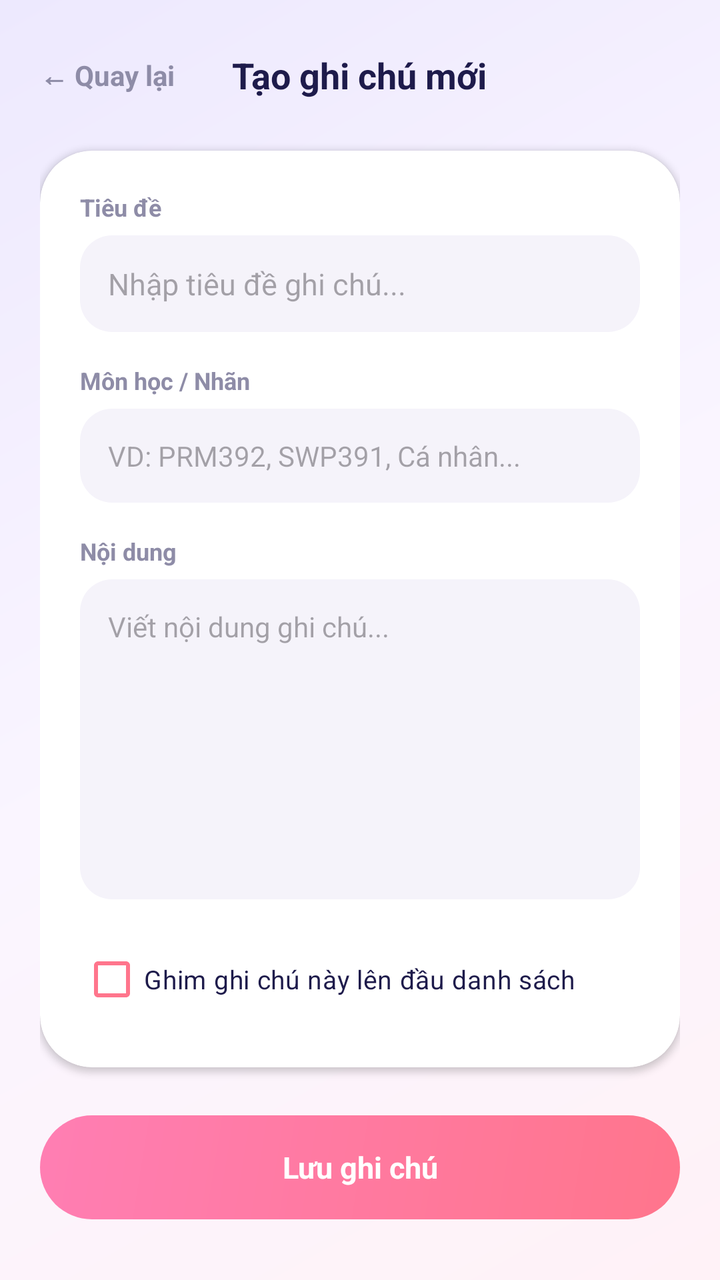
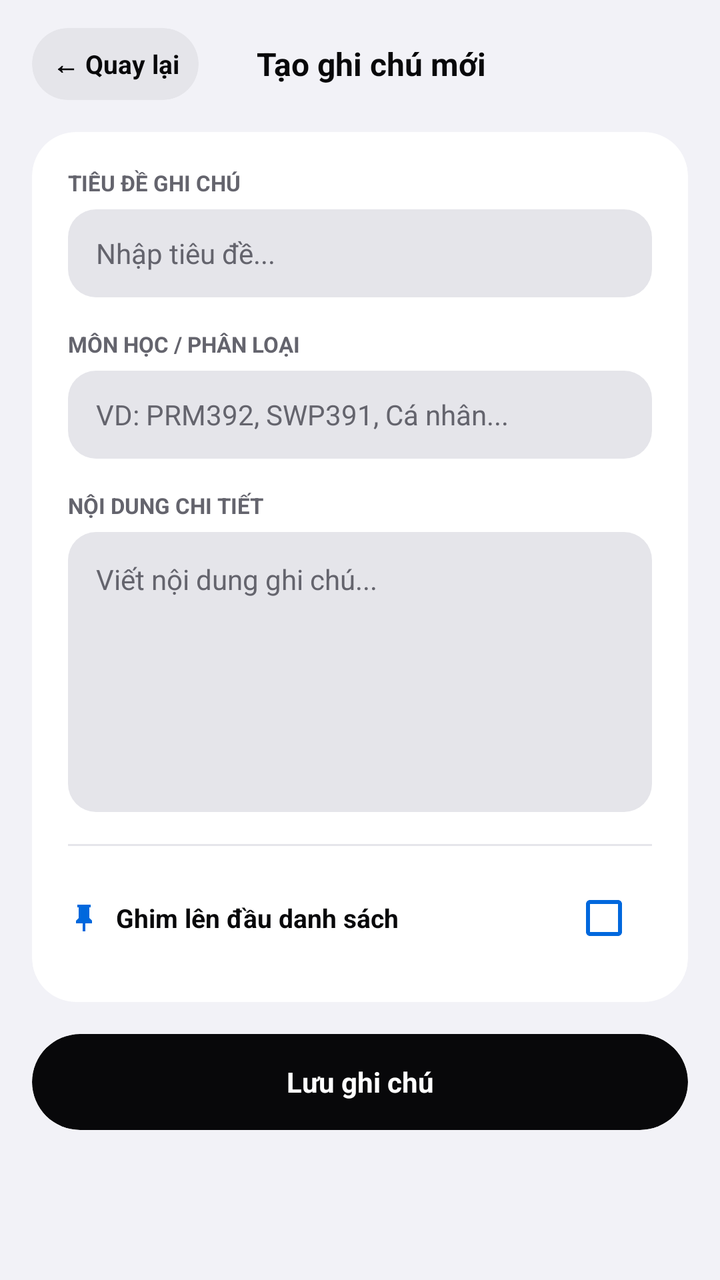

An Android layout rendered at two revisions. The XML below is the earlier revision; the diff shows what the commit changed to produce the second picture.
<!-- AndroidManifest.xml: activity theme Theme.PocketKit -->
<!-- res/layout/activity_note_editor.xml -->
<?xml version="1.0" encoding="utf-8"?>
<ScrollView xmlns:android="http://schemas.android.com/apk/res/android"
    xmlns:app="http://schemas.android.com/apk/res-auto"
    android:layout_width="match_parent"
    android:layout_height="match_parent"
    android:background="@drawable/bg_gradient_pastel"
    android:fillViewport="true">

    <LinearLayout
        android:layout_width="match_parent"
        android:layout_height="wrap_content"
        android:orientation="vertical"
        android:padding="20dp">

        <RelativeLayout
            android:layout_width="match_parent"
            android:layout_height="wrap_content"
            android:layout_marginBottom="20dp">

            <TextView
                android:id="@+id/btnBackEditor"
                android:layout_width="wrap_content"
                android:layout_height="wrap_content"
                android:layout_alignParentStart="true"
                android:layout_centerVertical="true"
                android:paddingVertical="8dp"
                android:paddingEnd="16dp"
                android:text="← Quay lại"
                android:textColor="@color/text_subtitle"
                android:textSize="14sp"
                android:textStyle="bold" />

            <TextView
                android:id="@+id/tvEditorHeader"
                android:layout_width="wrap_content"
                android:layout_height="wrap_content"
                android:layout_centerInParent="true"
                android:text="Tạo ghi chú mới"
                android:textColor="@color/text_title"
                android:textSize="18sp"
                android:textStyle="bold" />
        </RelativeLayout>

        <com.google.android.material.card.MaterialCardView
            android:layout_width="match_parent"
            android:layout_height="wrap_content"
            app:cardBackgroundColor="@color/card_bg"
            app:cardCornerRadius="26dp"
            app:cardElevation="2dp"
            app:strokeWidth="0dp">

            <LinearLayout
                android:layout_width="match_parent"
                android:layout_height="wrap_content"
                android:orientation="vertical"
                android:padding="20dp">

                <TextView
                    android:layout_width="wrap_content"
                    android:layout_height="wrap_content"
                    android:text="Tiêu đề"
                    android:textColor="@color/text_subtitle"
                    android:textSize="12sp"
                    android:textStyle="bold" />

                <EditText
                    android:id="@+id/edtNoteTitle"
                    android:layout_width="match_parent"
                    android:layout_height="wrap_content"
                    android:layout_marginTop="6dp"
                    android:layout_marginBottom="16dp"
                    android:background="@drawable/shape_squircle"
                    android:backgroundTint="@color/divider_color"
                    android:hint="Nhập tiêu đề ghi chú..."
                    android:inputType="textCapSentences"
                    android:padding="14dp"
                    android:textColor="@color/text_title"
                    android:textSize="15sp" />

                <TextView
                    android:layout_width="wrap_content"
                    android:layout_height="wrap_content"
                    android:text="Môn học / Nhãn"
                    android:textColor="@color/text_subtitle"
                    android:textSize="12sp"
                    android:textStyle="bold" />

                <EditText
                    android:id="@+id/edtNoteSubject"
                    android:layout_width="match_parent"
                    android:layout_height="wrap_content"
                    android:layout_marginTop="6dp"
                    android:layout_marginBottom="16dp"
                    android:background="@drawable/shape_squircle"
                    android:backgroundTint="@color/divider_color"
                    android:hint="VD: PRM392, SWP391, Cá nhân..."
                    android:inputType="textCapCharacters"
                    android:padding="14dp"
                    android:textColor="@color/text_title"
                    android:textSize="14sp" />

                <TextView
                    android:layout_width="wrap_content"
                    android:layout_height="wrap_content"
                    android:text="Nội dung"
                    android:textColor="@color/text_subtitle"
                    android:textSize="12sp"
                    android:textStyle="bold" />

                <EditText
                    android:id="@+id/edtNoteContent"
                    android:layout_width="match_parent"
                    android:layout_height="160dp"
                    android:layout_marginTop="6dp"
                    android:layout_marginBottom="16dp"
                    android:background="@drawable/shape_squircle"
                    android:backgroundTint="@color/divider_color"
                    android:gravity="top|start"
                    android:hint="Viết nội dung ghi chú..."
                    android:inputType="textMultiLine|textCapSentences"
                    android:padding="14dp"
                    android:textColor="@color/text_title"
                    android:textSize="14sp" />

                <CheckBox
                    android:id="@+id/cbPinNote"
                    android:layout_width="match_parent"
                    android:layout_height="wrap_content"
                    android:buttonTint="@color/coral_accent"
                    android:text="Ghim ghi chú này lên đầu danh sách"
                    android:textColor="@color/text_title"
                    android:textSize="13sp" />

            </LinearLayout>
        </com.google.android.material.card.MaterialCardView>

        <TextView
            android:id="@+id/btnSaveNote"
            android:layout_width="match_parent"
            android:layout_height="52dp"
            android:layout_marginTop="24dp"
            android:background="@drawable/shape_gradient_coral"
            android:gravity="center"
            android:text="Lưu ghi chú"
            android:textColor="@color/white"
            android:textSize="15sp"
            android:textStyle="bold" />

        <TextView
            android:id="@+id/btnDeleteNote"
            android:layout_width="match_parent"
            android:layout_height="48dp"
            android:layout_marginTop="12dp"
            android:gravity="center"
            android:text="Xóa ghi chú này"
            android:textColor="@color/squircle_coral_icon"
            android:textSize="14sp"
            android:textStyle="bold"
            android:visibility="gone" />

    </LinearLayout>
</ScrollView>
<!-- resources referenced by this layout -->
<resources>
  <color name="card_bg">#FFFFFFFF</color>
  <color name="coral_accent">#FFFF758C</color>
  <color name="divider_color">#FFF5F3FA</color>
  <color name="squircle_coral_icon">#FFF43F5E</color>
  <color name="text_subtitle">#FF8E8CA7</color>
  <color name="text_title">#FF1E1B4B</color>
  <color name="white">#FFFFFFFF</color>
  <!-- drawable bg_gradient_pastel (drawable) -->
  <?xml version="1.0" encoding="utf-8"?>
  <shape xmlns:android="http://schemas.android.com/apk/res/android"
      android:shape="rectangle">
      <gradient
          android:angle="135"
          android:startColor="#FFF2F7"
          android:centerColor="#FAF5FF"
          android:endColor="#EDE9FE"
          android:type="linear" />
  </shape>
  <!-- drawable shape_gradient_coral (drawable) -->
  <?xml version="1.0" encoding="utf-8"?>
  <shape xmlns:android="http://schemas.android.com/apk/res/android"
      android:shape="rectangle">
      <corners android:radius="100dp" />
      <gradient
          android:angle="135"
          android:startColor="#FFFF758C"
          android:endColor="#FFFF7EB3"
          android:type="linear" />
  </shape>
  <!-- drawable shape_squircle (drawable) -->
  <?xml version="1.0" encoding="utf-8"?>
  <shape xmlns:android="http://schemas.android.com/apk/res/android"
      android:shape="rectangle">
      <corners android:radius="16dp" />
      <solid android:color="@color/white" />
  </shape>
  <style name="Theme.PocketKit" parent="Base.Theme.PocketKit" />
  <style name="Base.Theme.PocketKit" parent="Theme.Material3.DayNight.NoActionBar">
          
          
      </style>
</resources>

<!-- the commit's change to res/layout/activity_note_editor.xml (unified diff, before → after) -->
@@ -3,159 +3,180 @@
     xmlns:app="http://schemas.android.com/apk/res-auto"
     android:layout_width="match_parent"
     android:layout_height="match_parent"
-    android:background="@drawable/bg_gradient_pastel"
-    android:fillViewport="true">
+    android:background="@color/dashboard_background"
+    android:clipToPadding="false"
+    android:fillViewport="true"
+    android:scrollbars="none">
 
     <LinearLayout
+        style="@style/Dashboard.Column"
         android:layout_width="match_parent"
         android:layout_height="wrap_content"
-        android:orientation="vertical"
-        android:padding="20dp">
+        android:paddingHorizontal="16dp"
+        android:paddingTop="14dp"
+        android:paddingBottom="40dp">
 
-        <RelativeLayout
+        <LinearLayout
             android:layout_width="match_parent"
             android:layout_height="wrap_content"
-            android:layout_marginBottom="20dp">
+            android:gravity="center_vertical"
+            android:orientation="horizontal"
+            android:layout_marginBottom="16dp">
 
             <TextView
                 android:id="@+id/btnBackEditor"
-                android:layout_width="wrap_content"
-                android:layout_height="wrap_content"
-                android:layout_alignParentStart="true"
-                android:layout_centerVertical="true"
-                android:paddingVertical="8dp"
-                android:paddingEnd="16dp"
-                android:text="← Quay lại"
-                android:textColor="@color/text_subtitle"
-                android:textSize="14sp"
-                android:textStyle="bold" />
+                style="@style/Dashboard.Action"
+                android:text="← Quay lại" />
 
             <TextView
                 android:id="@+id/tvEditorHeader"
-                android:layout_width="wrap_content"
-                android:layout_height="wrap_content"
-                android:layout_centerInParent="true"
+                style="@style/Dashboard.Label"
+                android:layout_width="0dp"
+                android:layout_weight="1"
+                android:gravity="center"
                 android:text="Tạo ghi chú mới"
-                android:textColor="@color/text_title"
-                android:textSize="18sp"
+                android:textColor="@color/dashboard_text"
+                android:textSize="16sp"
                 android:textStyle="bold" />
-        </RelativeLayout>
+
+            <Space
+                android:layout_width="72dp"
+                android:layout_height="1dp" />
+        </LinearLayout>
 
         <com.google.android.material.card.MaterialCardView
+            style="@style/Dashboard.Card"
             android:layout_width="match_parent"
             android:layout_height="wrap_content"
-            app:cardBackgroundColor="@color/card_bg"
-            app:cardCornerRadius="26dp"
-            app:cardElevation="2dp"
-            app:strokeWidth="0dp">
+            android:layout_marginBottom="16dp">
 
             <LinearLayout
-                android:layout_width="match_parent"
-                android:layout_height="wrap_content"
-                android:orientation="vertical"
-                android:padding="20dp">
+                style="@style/Dashboard.Column"
+                android:padding="18dp">
 
                 <TextView
-                    android:layout_width="wrap_content"
-                    android:layout_height="wrap_content"
-                    android:text="Tiêu đề"
-                    android:textColor="@color/text_subtitle"
-                    android:textSize="12sp"
+                    style="@style/Dashboard.Label"
+                    android:text="TIÊU ĐỀ GHI CHÚ"
+                    android:textSize="11sp"
                     android:textStyle="bold" />
 
                 <EditText
                     android:id="@+id/edtNoteTitle"
                     android:layout_width="match_parent"
-                    android:layout_height="wrap_content"
+                    android:layout_height="44dp"
                     android:layout_marginTop="6dp"
                     android:layout_marginBottom="16dp"
-                    android:background="@drawable/shape_squircle"
-                    android:backgroundTint="@color/divider_color"
-                    android:hint="Nhập tiêu đề ghi chú..."
+                    android:background="@drawable/shape_input_rounded"
+                    android:hint="Nhập tiêu đề..."
+                    android:importantForAutofill="no"
                     android:inputType="textCapSentences"
-                    android:padding="14dp"
-                    android:textColor="@color/text_title"
-                    android:textSize="15sp" />
+                    android:paddingHorizontal="14dp"
+                    android:textColor="@color/dashboard_text"
+                    android:textColorHint="@color/dashboard_secondary"
+                    android:textSize="14sp" />
 
                 <TextView
-                    android:layout_width="wrap_content"
-                    android:layout_height="wrap_content"
-                    android:text="Môn học / Nhãn"
-                    android:textColor="@color/text_subtitle"
-                    android:textSize="12sp"
+                    style="@style/Dashboard.Label"
+                    android:text="MÔN HỌC / PHÂN LOẠI"
+                    android:textSize="11sp"
                     android:textStyle="bold" />
 
                 <EditText
                     android:id="@+id/edtNoteSubject"
                     android:layout_width="match_parent"
-                    android:layout_height="wrap_content"
+                    android:layout_height="44dp"
                     android:layout_marginTop="6dp"
                     android:layout_marginBottom="16dp"
-                    android:background="@drawable/shape_squircle"
-                    android:backgroundTint="@color/divider_color"
+                    android:background="@drawable/shape_input_rounded"
                     android:hint="VD: PRM392, SWP391, Cá nhân..."
+                    android:importantForAutofill="no"
                     android:inputType="textCapCharacters"
-                    android:padding="14dp"
-                    android:textColor="@color/text_title"
+                    android:paddingHorizontal="14dp"
+                    android:textColor="@color/dashboard_text"
+                    android:textColorHint="@color/dashboard_secondary"
                     android:textSize="14sp" />
 
                 <TextView
-                    android:layout_width="wrap_content"
-                    android:layout_height="wrap_content"
-                    android:text="Nội dung"
-                    android:textColor="@color/text_subtitle"
-                    android:textSize="12sp"
+                    style="@style/Dashboard.Label"
+                    android:text="NỘI DUNG CHI TIẾT"
+                    android:textSize="11sp"
                     android:textStyle="bold" />
 
                 <EditText
                     android:id="@+id/edtNoteContent"
                     android:layout_width="match_parent"
-                    android:layout_height="160dp"
+                    android:layout_height="140dp"
                     android:layout_marginTop="6dp"
                     android:layout_marginBottom="16dp"
-                    android:background="@drawable/shape_squircle"
-                    android:backgroundTint="@color/divider_color"
+                    android:background="@drawable/shape_input_rounded"
                     android:gravity="top|start"
                     android:hint="Viết nội dung ghi chú..."
+                    android:importantForAutofill="no"
                     android:inputType="textMultiLine|textCapSentences"
                     android:padding="14dp"
-                    android:textColor="@color/text_title"
+                    android:textColor="@color/dashboard_text"
+                    android:textColorHint="@color/dashboard_secondary"
                     android:textSize="14sp" />
 
-                <CheckBox
-                    android:id="@+id/cbPinNote"
+                <View
+                    android:layout_width="match_parent"
+                    android:layout_height="1dp"
+                    android:layout_marginBottom="12dp"
+                    android:background="@color/dashboard_segment" />
+
+                <LinearLayout
                     android:layout_width="match_parent"
                     android:layout_height="wrap_content"
-                    android:buttonTint="@color/coral_accent"
-                    android:text="Ghim ghi chú này lên đầu danh sách"
-                    android:textColor="@color/text_title"
-                    android:textSize="13sp" />
+                    android:gravity="center_vertical"
+                    android:orientation="horizontal">
+
+                    <ImageView
+                        android:layout_width="16dp"
+                        android:layout_height="16dp"
+                        android:contentDescription="Icon ghim"
+                        android:src="@drawable/ic_pin" />
+
+                    <TextView
+                        style="@style/Dashboard.Label"
+                        android:layout_width="0dp"
+                        android:layout_height="wrap_content"
+                        android:layout_marginStart="8dp"
+                        android:layout_weight="1"
+                        android:text="Ghim lên đầu danh sách"
+                        android:textColor="@color/dashboard_text"
+                        android:textSize="13sp"
+                        android:textStyle="bold" />
+
+                    <CheckBox
+                        android:id="@+id/cbPinNote"
+                        android:layout_width="wrap_content"
+                        android:layout_height="wrap_content"
+                        android:buttonTint="@color/dashboard_accent" />
+                </LinearLayout>
 
             </LinearLayout>
         </com.google.android.material.card.MaterialCardView>
 
         <TextView
             android:id="@+id/btnSaveNote"
+            style="@style/Dashboard.Action"
             android:layout_width="match_parent"
-            android:layout_height="52dp"
-            android:layout_marginTop="24dp"
-            android:background="@drawable/shape_gradient_coral"
-            android:gravity="center"
+            android:layout_height="48dp"
+            android:backgroundTint="@color/dashboard_text"
             android:text="Lưu ghi chú"
-            android:textColor="@color/white"
-            android:textSize="15sp"
-            android:textStyle="bold" />
+            android:textColor="@color/dashboard_surface"
+            android:textSize="14sp" />
 
         <TextView
             android:id="@+id/btnDeleteNote"
+            style="@style/Dashboard.Action"
             android:layout_width="match_parent"
-            android:layout_height="48dp"
-            android:layout_marginTop="12dp"
-            android:gravity="center"
+            android:layout_height="44dp"
+            android:layout_marginTop="8dp"
+            android:backgroundTint="@android:color/transparent"
             android:text="Xóa ghi chú này"
-            android:textColor="@color/squircle_coral_icon"
-            android:textSize="14sp"
-            android:textStyle="bold"
+            android:textColor="@color/dashboard_red"
+            android:textSize="13sp"
             android:visibility="gone" />
 
     </LinearLayout>
<!-- resource entries referenced after the edit -->
@@ -1,42 +1,67 @@
 <!-- resources referenced by this layout -->
 <resources>
-  <color name="card_bg">#FFFFFFFF</color>
-  <color name="coral_accent">#FFFF758C</color>
-  <color name="divider_color">#FFF5F3FA</color>
-  <color name="squircle_coral_icon">#FFF43F5E</color>
-  <color name="text_subtitle">#FF8E8CA7</color>
-  <color name="text_title">#FF1E1B4B</color>
-  <color name="white">#FFFFFFFF</color>
-  <!-- drawable bg_gradient_pastel (drawable) -->
-  <?xml version="1.0" encoding="utf-8"?>
-  <shape xmlns:android="http://schemas.android.com/apk/res/android"
-      android:shape="rectangle">
-      <gradient
-          android:angle="135"
-          android:startColor="#FFF2F7"
-          android:centerColor="#FAF5FF"
-          android:endColor="#EDE9FE"
-          android:type="linear" />
+  <color name="dashboard_accent">#0068DD</color>
+  <color name="dashboard_background">#F2F2F7</color>
+  <color name="dashboard_red">#FF453A</color>
+  <color name="dashboard_secondary">#64646D</color>
+  <color name="dashboard_segment">#E5E5EA</color>
+  <color name="dashboard_surface">#FFFFFF</color>
+  <color name="dashboard_text">#08080A</color>
+  <!-- drawable ic_pin (drawable) -->
+  <vector xmlns:android="http://schemas.android.com/apk/res/android"
+      android:width="20dp"
+      android:height="20dp"
+      android:viewportWidth="24"
+      android:viewportHeight="24">
+      <path
+          android:fillColor="@color/dashboard_accent"
+          android:pathData="M16,12V4H17V2H7V4H8V12L6,14V16H11V22H13V16H18V14L16,12Z" />
+  </vector>
+  <!-- drawable shape_input_rounded (drawable) -->
+  <shape xmlns:android="http://schemas.android.com/apk/res/android">
+      <corners android:radius="14dp" />
+      <solid android:color="@color/dashboard_segment" />
   </shape>
-  <!-- drawable shape_gradient_coral (drawable) -->
-  <?xml version="1.0" encoding="utf-8"?>
-  <shape xmlns:android="http://schemas.android.com/apk/res/android"
-      android:shape="rectangle">
-      <corners android:radius="100dp" />
-      <gradient
-          android:angle="135"
-          android:startColor="#FFFF758C"
-          android:endColor="#FFFF7EB3"
-          android:type="linear" />
+  <style name="Dashboard.Action" parent="Dashboard.Label">
+          <item name="android:background">@drawable/dashboard_pill</item>
+          <item name="android:backgroundTint">@color/dashboard_segment</item>
+          <item name="android:foreground">?attr/selectableItemBackground</item>
+          <item name="android:clipToOutline">true</item>
+          <item name="android:clickable">true</item>
+          <item name="android:focusable">true</item>
+          <item name="android:gravity">center</item>
+          <item name="android:minHeight">36dp</item>
+          <item name="android:paddingHorizontal">10dp</item>
+          <item name="android:paddingVertical">4dp</item>
+          <item name="android:textColor">@color/dashboard_text</item>
+          <item name="android:textStyle">bold</item>
+      </style>
+  <style name="Dashboard.Card" parent="">
+          <item name="android:layout_width">match_parent</item>
+          <item name="android:layout_height">wrap_content</item>
+          <item name="android:layout_marginBottom">12dp</item>
+          <item name="cardBackgroundColor">@color/dashboard_surface</item>
+          <item name="cardCornerRadius">22dp</item>
+          <item name="cardElevation">0dp</item>
+          <item name="strokeWidth">0dp</item>
+      </style>
+  <style name="Dashboard.Column" parent="">
+          <item name="android:layout_width">match_parent</item>
+          <item name="android:layout_height">wrap_content</item>
+          <item name="android:orientation">vertical</item>
+      </style>
+  <style name="Dashboard.Label" parent="">
+          <item name="android:layout_width">wrap_content</item>
+          <item name="android:layout_height">wrap_content</item>
+          <item name="android:textColor">@color/dashboard_secondary</item>
+          <item name="android:textSize">13sp</item>
+      </style>
+  <style name="Theme.PocketKit" parent="Base.Theme.PocketKit" />
+  <!-- drawable dashboard_pill (drawable) -->
+  <shape xmlns:android="http://schemas.android.com/apk/res/android">
+      <corners android:radius="32dp" />
+      <solid android:color="@color/dashboard_surface" />
   </shape>
-  <!-- drawable shape_squircle (drawable) -->
-  <?xml version="1.0" encoding="utf-8"?>
-  <shape xmlns:android="http://schemas.android.com/apk/res/android"
-      android:shape="rectangle">
-      <corners android:radius="16dp" />
-      <solid android:color="@color/white" />
-  </shape>
-  <style name="Theme.PocketKit" parent="Base.Theme.PocketKit" />
   <style name="Base.Theme.PocketKit" parent="Theme.Material3.DayNight.NoActionBar">
           
           
